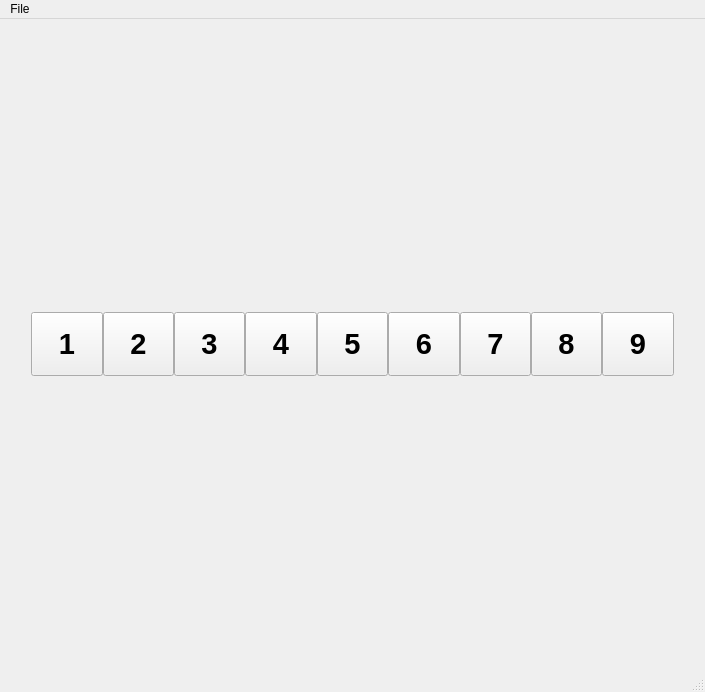
The window that mainwindow.ui (benapetr/sudoku) describes before a commit, drawn with Qt 5.
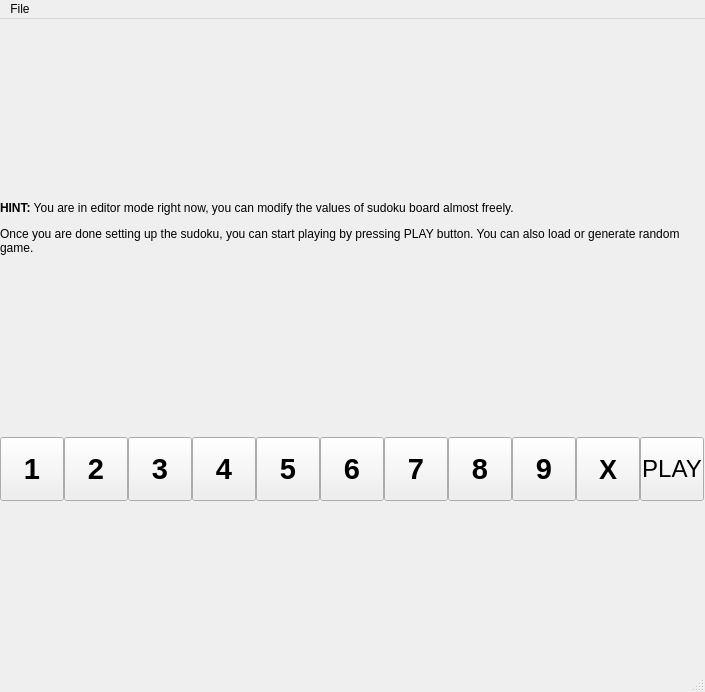
The same window after the commit.

Commit message: mode switch

Patch:
```diff
--- a/mainwindow.ui
+++ b/mainwindow.ui
@@ -35,6 +35,31 @@
       <property name="spacing">
        <number>0</number>
       </property>
+      <item>
+       <widget class="QLabel" name="labelInfo">
+        <property name="sizePolicy">
+         <sizepolicy hsizetype="Preferred" vsizetype="Minimum">
+          <horstretch>0</horstretch>
+          <verstretch>0</verstretch>
+         </sizepolicy>
+        </property>
+        <property name="maximumSize">
+         <size>
+          <width>16777215</width>
+          <height>80</height>
+         </size>
+        </property>
+        <property name="text">
+         <string>&lt;html&gt;&lt;head/&gt;&lt;body&gt;&lt;p&gt;&lt;span style=&quot; font-weight:600;&quot;&gt;HINT:&lt;/span&gt; You are in editor mode right now, you can modify the values of sudoku board almost freely.&lt;/p&gt;&lt;p&gt;Once you are done setting up the sudoku, you can start playing by pressing PLAY button. You can also load or generate random game.&lt;/p&gt;&lt;/body&gt;&lt;/html&gt;</string>
+        </property>
+        <property name="textFormat">
+         <enum>Qt::AutoText</enum>
+        </property>
+        <property name="wordWrap">
+         <bool>true</bool>
+        </property>
+       </widget>
+      </item>
      </layout>
     </item>
     <item>
@@ -316,6 +341,53 @@
         </property>
        </widget>
       </item>
+      <item>
+       <widget class="QPushButton" name="pushButton_Wipe">
+        <property name="sizePolicy">
+         <sizepolicy hsizetype="Fixed" vsizetype="Fixed">
+          <horstretch>0</horstretch>
+          <verstretch>0</verstretch>
+         </sizepolicy>
+        </property>
+        <property name="minimumSize">
+         <size>
+          <width>64</width>
+          <height>64</height>
+         </size>
+        </property>
+        <property name="font">
+         <font>
+          <pointsize>20</pointsize>
+          <weight>75</weight>
+          <bold>true</bold>
+         </font>
+        </property>
+        <property name="text">
+         <string>X</string>
+        </property>
+        <property name="shortcut">
+         <string>X</string>
+        </property>
+       </widget>
+      </item>
+      <item>
+       <widget class="QPushButton" name="pushButton_PlayGame">
+        <property name="minimumSize">
+         <size>
+          <width>64</width>
+          <height>64</height>
+         </size>
+        </property>
+        <property name="font">
+         <font>
+          <pointsize>18</pointsize>
+         </font>
+        </property>
+        <property name="text">
+         <string>PLAY</string>
+        </property>
+       </widget>
+      </item>
       <item>
        <spacer name="horizontalSpacer_2">
         <property name="orientation">
```
The commit also changes 8 other files.
